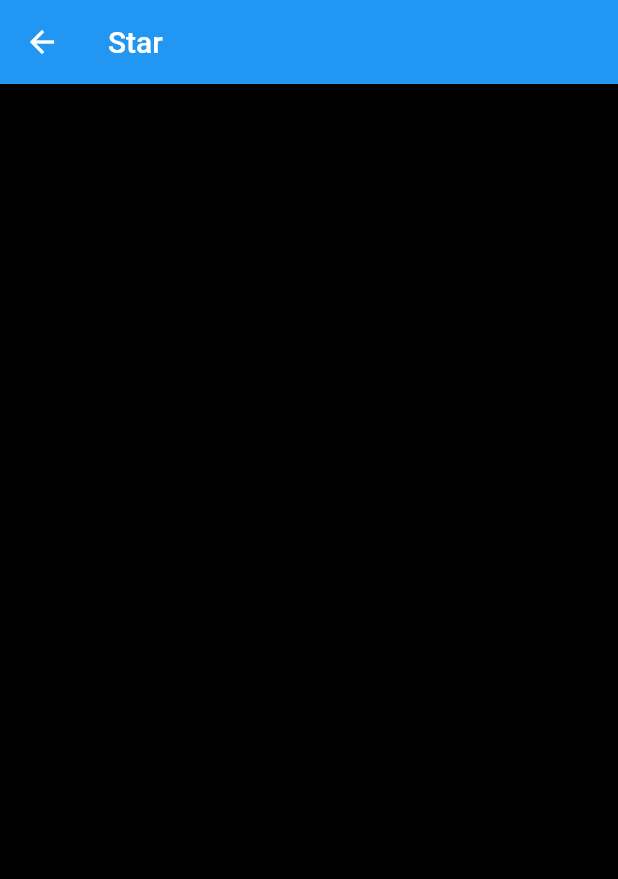
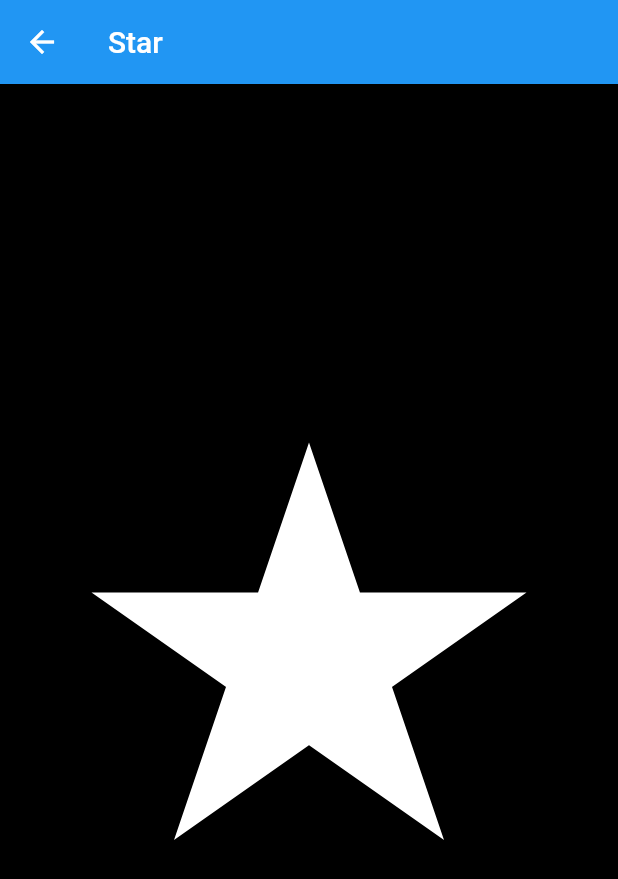
Before and after one commit to kazuki-oshino/custom_painter_sample, a Flutter app: the screen it shows after launch, after a tap on "Star", on a phone screen of 412 x 824 dp. Shown: the top 879 px of the screen. Run offline on Flutter 3.47's test engine with Material 2 defaults, Android fonts, the phone set to English and light mode, and no system bars; our stand-ins replace flutter_hooks, hooks_riverpod.

Commit message:
add star screen

```diff
--- a/lib/views/star/star_painter.dart
+++ b/lib/views/star/star_painter.dart
@@ -1,19 +1,42 @@
+import 'dart:math';
+
 import 'package:flutter/material.dart';
-
 
 class StarPainter extends CustomPainter {
   @override
   void paint(Canvas canvas, Size size) {
 
+    final _offsetList = <Offset>[];
+    _offsetList.add(Offset(90, 120));
+    _offsetList.add(Offset(-145, -45));
+    _offsetList.add(Offset(145, -45));
+    _offsetList.add(Offset(-90, 120));
+    _offsetList.add(Offset(0, -145));
 
-
-
-
-
+    final path = Path()..addPolygon(_offsetList, false);
+    canvas.drawPath(
+      path,
+      Paint()
+        ..color = Colors.white
+        ..strokeWidth = 1.0,
+    );
   }
 
   @override
   bool shouldRepaint(covariant CustomPainter oldDelegate) {
     return false;
   }
+
+  Offset _affinTranslate(
+    Offset pos, {
+    double radians = 0,
+    double scale = 1.0,
+    double tx = 0,
+    double ty = 0,
+  }) {
+    final dx = scale * (pos.dx * cos(radians) - pos.dy * sin(radians)) + tx;
+    final dy = scale * (pos.dx * sin(radians) + pos.dy * cos(radians)) + ty;
+    print('dx:$dx, dy:$dy');
+    return Offset(dx, dy);
+  }
 }
--- a/lib/views/star/star_screen.dart
+++ b/lib/views/star/star_screen.dart
@@ -1,4 +1,3 @@
-import 'package:custom_painter_sample/views/graph/graph_painter.dart';
 import 'package:custom_painter_sample/views/star/star_painter.dart';
 import 'package:flutter/material.dart';
 
@@ -15,9 +14,11 @@ class _StarScreenState extends State<StarScreen> {
         title: Text('Star'),
       ),
       backgroundColor: Colors.black,
-      body: CustomPaint(
-        size: Size(double.infinity, double.infinity),
-        painter: StarPainter(),
+      body: Center(
+        child: CustomPaint(
+          // size: Size(double.infinity, double.infinity),
+          painter: StarPainter(),
+        ),
       ),
     );
   }
```
